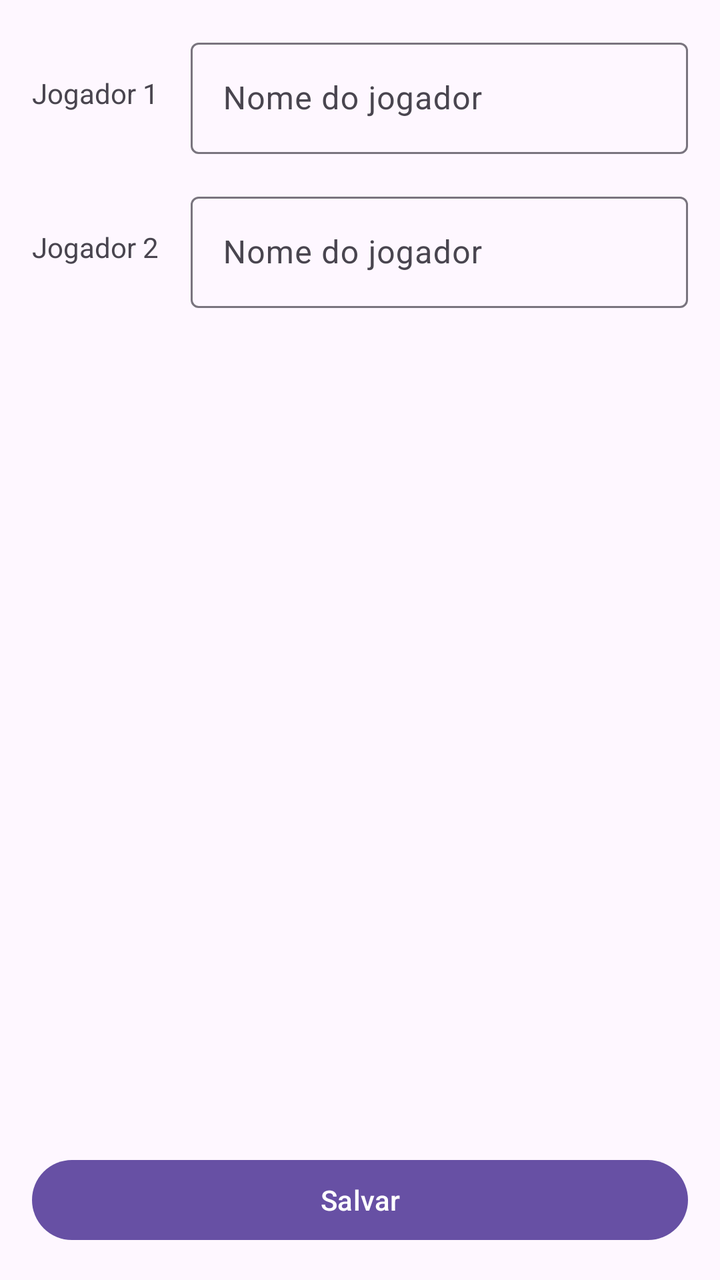
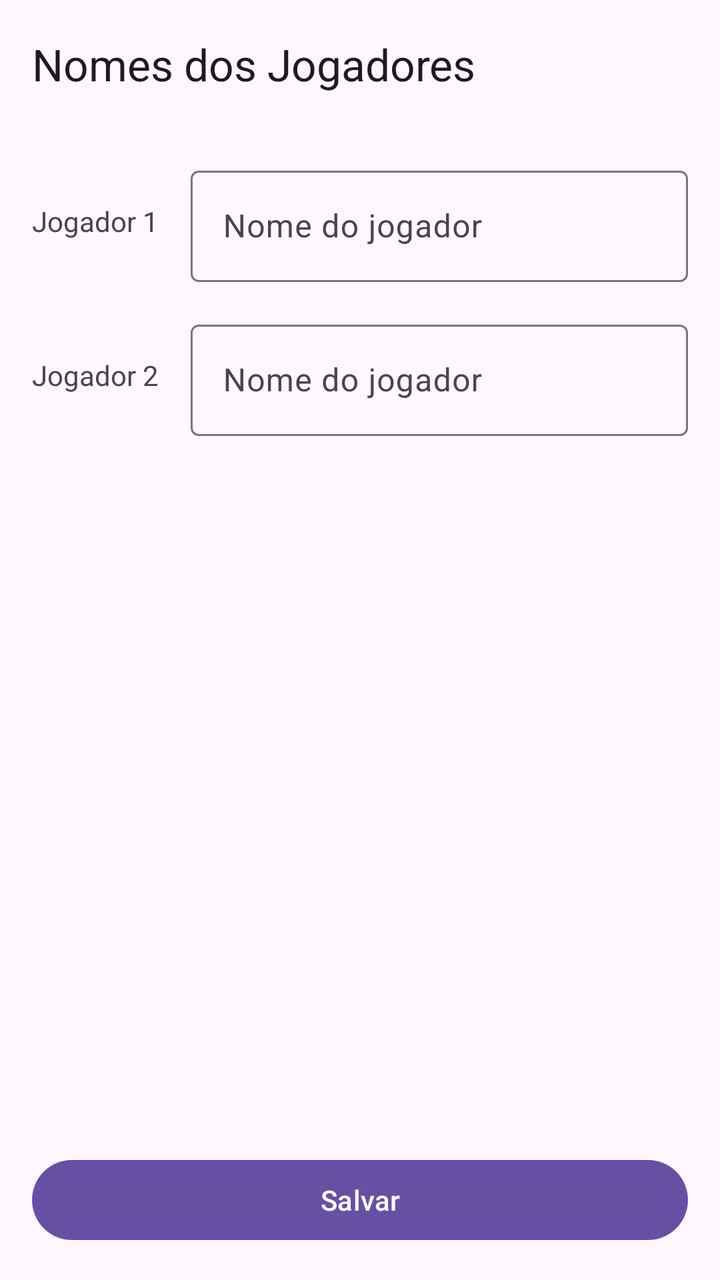

The first picture is an Android layout as it rendered before a commit; the second is the same layout after the commit. The layout source and the unified diff follow.
<!-- AndroidManifest.xml: application theme Theme.MarcaTruco -->
<!-- res/layout/activity_provide_names.xml -->
<?xml version="1.0" encoding="utf-8"?>
<androidx.constraintlayout.widget.ConstraintLayout xmlns:android="http://schemas.android.com/apk/res/android"
    xmlns:app="http://schemas.android.com/apk/res-auto"
    xmlns:tools="http://schemas.android.com/tools"
    android:id="@+id/main"
    android:layout_width="match_parent"
    android:layout_height="match_parent"
    android:paddingHorizontal="16dp"
    android:paddingVertical="16dp"
    tools:context=".ProvideNamesActivity">

    <TextView
        android:id="@+id/textView"
        android:layout_width="wrap_content"
        android:layout_height="wrap_content"
        android:text="@string/player_one"
        app:layout_constraintBottom_toBottomOf="@+id/textInputLayout"
        app:layout_constraintStart_toStartOf="parent"
        app:layout_constraintTop_toTopOf="@+id/textInputLayout" />

    <com.google.android.material.textfield.TextInputLayout
        android:id="@+id/textInputLayout"
        android:layout_width="0dp"
        android:layout_height="wrap_content"
        android:layout_marginStart="16dp"
        android:hint="@string/player_name_hint"
        app:layout_constraintEnd_toEndOf="parent"
        app:layout_constraintStart_toEndOf="@+id/textView"
        app:layout_constraintTop_toTopOf="parent">

        <com.google.android.material.textfield.TextInputEditText
            android:id="@+id/textInputEditText"
            android:layout_width="match_parent"
            android:layout_height="wrap_content"
            android:inputType="textPersonName|textCapWords" />

    </com.google.android.material.textfield.TextInputLayout>

    <TextView
        android:id="@+id/textView6"
        android:layout_width="wrap_content"
        android:layout_height="wrap_content"
        android:text="@string/player_two"
        app:layout_constraintBottom_toBottomOf="@+id/textInputLayout2"
        app:layout_constraintStart_toStartOf="parent"
        app:layout_constraintTop_toTopOf="@+id/textInputLayout2" />

    <com.google.android.material.textfield.TextInputLayout
        android:id="@+id/textInputLayout2"
        android:layout_width="0dp"
        android:layout_height="wrap_content"
        android:layout_marginTop="16dp"
        android:hint="@string/player_name_hint"
        app:layout_constraintEnd_toEndOf="@+id/textInputLayout"
        app:layout_constraintStart_toStartOf="@+id/textInputLayout"
        app:layout_constraintTop_toBottomOf="@+id/textInputLayout">

        <com.google.android.material.textfield.TextInputEditText
            android:id="@+id/textInputEditText2"
            android:layout_width="match_parent"
            android:layout_height="wrap_content"
            android:inputType="textPersonName|textCapWords" />

    </com.google.android.material.textfield.TextInputLayout>

    <Button
        android:id="@+id/button"
        android:layout_width="0dp"
        android:layout_height="wrap_content"
        android:text="@string/save"
        app:layout_constraintBottom_toBottomOf="parent"
        app:layout_constraintEnd_toEndOf="parent"
        app:layout_constraintStart_toStartOf="parent" />
</androidx.constraintlayout.widget.ConstraintLayout>
<!-- resources referenced by this layout -->
<resources>
  <string name="player_name_hint">Nome do jogador</string>
  <string name="player_one">Jogador 1</string>
  <string name="player_two">Jogador 2</string>
  <string name="save">Salvar</string>
  <style name="Theme.MarcaTruco" parent="Base.Theme.MarcaTruco" />
  <style name="Base.Theme.MarcaTruco" parent="Theme.Material3.DayNight.NoActionBar">
          
          
      </style>
</resources>

<!-- the commit's change to res/layout/activity_provide_names.xml (unified diff, before → after) -->
@@ -1,74 +1,88 @@
 <?xml version="1.0" encoding="utf-8"?>
-<androidx.constraintlayout.widget.ConstraintLayout xmlns:android="http://schemas.android.com/apk/res/android"
+<LinearLayout xmlns:android="http://schemas.android.com/apk/res/android"
     xmlns:app="http://schemas.android.com/apk/res-auto"
     xmlns:tools="http://schemas.android.com/tools"
     android:id="@+id/main"
     android:layout_width="match_parent"
     android:layout_height="match_parent"
-    android:paddingHorizontal="16dp"
-    android:paddingVertical="16dp"
+    android:orientation="vertical"
     tools:context=".ProvideNamesActivity">
 
-    <TextView
-        android:id="@+id/textView"
-        android:layout_width="wrap_content"
-        android:layout_height="wrap_content"
-        android:text="@string/player_one"
-        app:layout_constraintBottom_toBottomOf="@+id/textInputLayout"
-        app:layout_constraintStart_toStartOf="parent"
-        app:layout_constraintTop_toTopOf="@+id/textInputLayout" />
+    <com.google.android.material.appbar.MaterialToolbar
+        android:id="@+id/toolbar"
+        android:layout_width="match_parent"
+        android:layout_height="?attr/actionBarSize"
+        app:title="@string/provide_names_title" />
 
-    <com.google.android.material.textfield.TextInputLayout
-        android:id="@+id/textInputLayout"
-        android:layout_width="0dp"
-        android:layout_height="wrap_content"
-        android:layout_marginStart="16dp"
-        android:hint="@string/player_name_hint"
-        app:layout_constraintEnd_toEndOf="parent"
-        app:layout_constraintStart_toEndOf="@+id/textView"
-        app:layout_constraintTop_toTopOf="parent">
+    <androidx.constraintlayout.widget.ConstraintLayout
+        android:layout_width="match_parent"
+        android:layout_height="0dp"
+        android:layout_weight="1"
+        android:paddingHorizontal="16dp"
+        android:paddingVertical="16dp">
 
-        <com.google.android.material.textfield.TextInputEditText
-            android:id="@+id/textInputEditText"
-            android:layout_width="match_parent"
+        <TextView
+            android:id="@+id/textView"
+            android:layout_width="wrap_content"
             android:layout_height="wrap_content"
-            android:inputType="textPersonName|textCapWords" />
+            android:text="@string/player_one"
+            app:layout_constraintBottom_toBottomOf="@+id/textInputLayout"
+            app:layout_constraintStart_toStartOf="parent"
+            app:layout_constraintTop_toTopOf="@+id/textInputLayout" />
 
-    </com.google.android.material.textfield.TextInputLayout>
+        <com.google.android.material.textfield.TextInputLayout
+            android:id="@+id/textInputLayout"
+            android:layout_width="0dp"
+            android:layout_height="wrap_content"
+            android:layout_marginStart="16dp"
+            android:hint="@string/player_name_hint"
+            app:layout_constraintEnd_toEndOf="parent"
+            app:layout_constraintStart_toEndOf="@+id/textView"
+            app:layout_constraintTop_toTopOf="parent">
 
-    <TextView
-        android:id="@+id/textView6"
-        android:layout_width="wrap_content"
-        android:layout_height="wrap_content"
-        android:text="@string/player_two"
-        app:layout_constraintBottom_toBottomOf="@+id/textInputLayout2"
-        app:layout_constraintStart_toStartOf="parent"
-        app:layout_constraintTop_toTopOf="@+id/textInputLayout2" />
+            <com.google.android.material.textfield.TextInputEditText
+                android:id="@+id/player_one_name"
+                android:layout_width="match_parent"
+                android:layout_height="wrap_content"
+                android:inputType="textPersonName|textCapWords" />
 
-    <com.google.android.material.textfield.TextInputLayout
-        android:id="@+id/textInputLayout2"
-        android:layout_width="0dp"
-        android:layout_height="wrap_content"
-        android:layout_marginTop="16dp"
-        android:hint="@string/player_name_hint"
-        app:layout_constraintEnd_toEndOf="@+id/textInputLayout"
-        app:layout_constraintStart_toStartOf="@+id/textInputLayout"
-        app:layout_constraintTop_toBottomOf="@+id/textInputLayout">
+        </com.google.android.material.textfield.TextInputLayout>
 
-        <com.google.android.material.textfield.TextInputEditText
-            android:id="@+id/textInputEditText2"
-            android:layout_width="match_parent"
+        <TextView
+            android:id="@+id/textView6"
+            android:layout_width="wrap_content"
             android:layout_height="wrap_content"
-            android:inputType="textPersonName|textCapWords" />
+            android:text="@string/player_two"
+            app:layout_constraintBottom_toBottomOf="@+id/textInputLayout2"
+            app:layout_constraintStart_toStartOf="parent"
+            app:layout_constraintTop_toTopOf="@+id/textInputLayout2" />
 
-    </com.google.android.material.textfield.TextInputLayout>
+        <com.google.android.material.textfield.TextInputLayout
+            android:id="@+id/textInputLayout2"
+            android:layout_width="0dp"
+            android:layout_height="wrap_content"
+            android:layout_marginTop="16dp"
+            android:hint="@string/player_name_hint"
+            app:layout_constraintEnd_toEndOf="@+id/textInputLayout"
+            app:layout_constraintStart_toStartOf="@+id/textInputLayout"
+            app:layout_constraintTop_toBottomOf="@+id/textInputLayout">
 
-    <Button
-        android:id="@+id/button"
-        android:layout_width="0dp"
-        android:layout_height="wrap_content"
-        android:text="@string/save"
-        app:layout_constraintBottom_toBottomOf="parent"
-        app:layout_constraintEnd_toEndOf="parent"
-        app:layout_constraintStart_toStartOf="parent" />
-</androidx.constraintlayout.widget.ConstraintLayout>
+            <com.google.android.material.textfield.TextInputEditText
+                android:id="@+id/player_two_name"
+                android:layout_width="match_parent"
+                android:layout_height="wrap_content"
+                android:inputType="textPersonName|textCapWords" />
+
+        </com.google.android.material.textfield.TextInputLayout>
+
+        <Button
+            android:id="@+id/button"
+            android:layout_width="0dp"
+            android:layout_height="wrap_content"
+            android:text="@string/save"
+            app:layout_constraintBottom_toBottomOf="parent"
+            app:layout_constraintEnd_toEndOf="parent"
+            app:layout_constraintStart_toStartOf="parent" />
+    </androidx.constraintlayout.widget.ConstraintLayout>
+
+</LinearLayout>
<!-- resource entries referenced after the edit -->
@@ -3,6 +3,7 @@
   <string name="player_name_hint">Nome do jogador</string>
   <string name="player_one">Jogador 1</string>
   <string name="player_two">Jogador 2</string>
+  <string name="provide_names_title">Nomes dos Jogadores</string>
   <string name="save">Salvar</string>
   <style name="Theme.MarcaTruco" parent="Base.Theme.MarcaTruco" />
   <style name="Base.Theme.MarcaTruco" parent="Theme.Material3.DayNight.NoActionBar">
